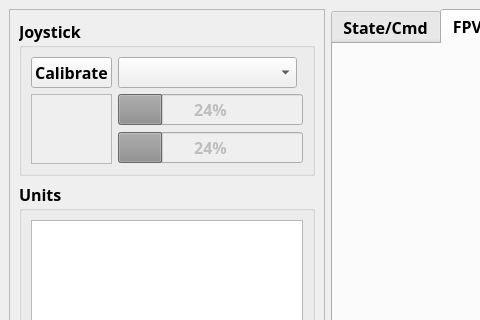
This is src/pkgs/ui/windows/appWindow.ui in Electronya/rc-mission-command as Qt 5 draws it before an edit; both pictures show x 0 to 480 and y 0 to 320 of the 1130 by 904 pixel window. The edited form follows.
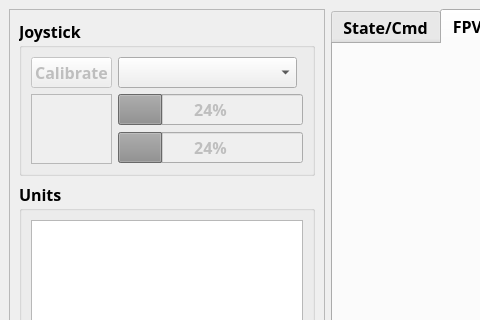
This is the edited form. Icons and pictures are not drawn.

What changed in the file:
```diff
--- a/src/pkgs/ui/windows/appWindow.ui
+++ b/src/pkgs/ui/windows/appWindow.ui
@@ -61,6 +61,9 @@
           </item>
           <item row="0" column="0">
            <widget class="QPushButton" name="joystickCalBtn">
+            <property name="enabled">
+             <bool>false</bool>
+            </property>
             <property name="text">
              <string>Calibrate</string>
             </property>
```
